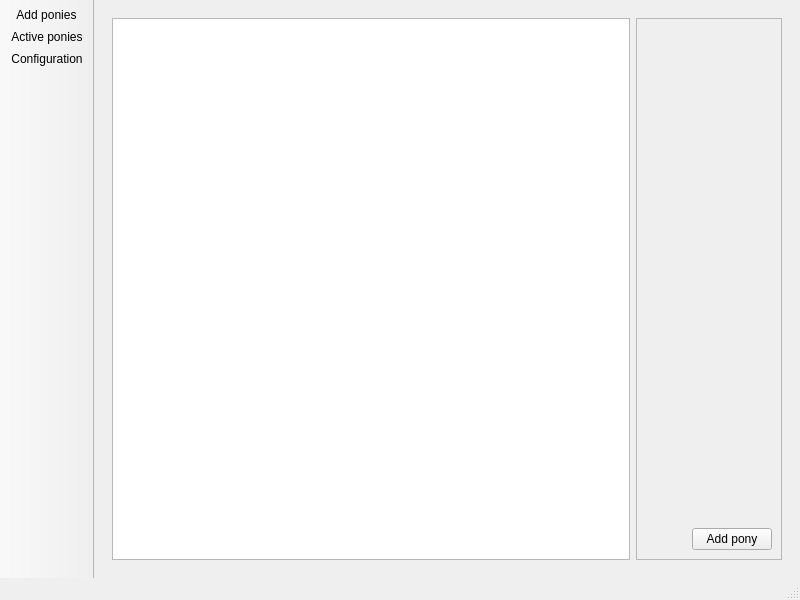
The window that configwindow.ui (myszha/qt-ponies) describes before a commit, drawn with Qt 5.
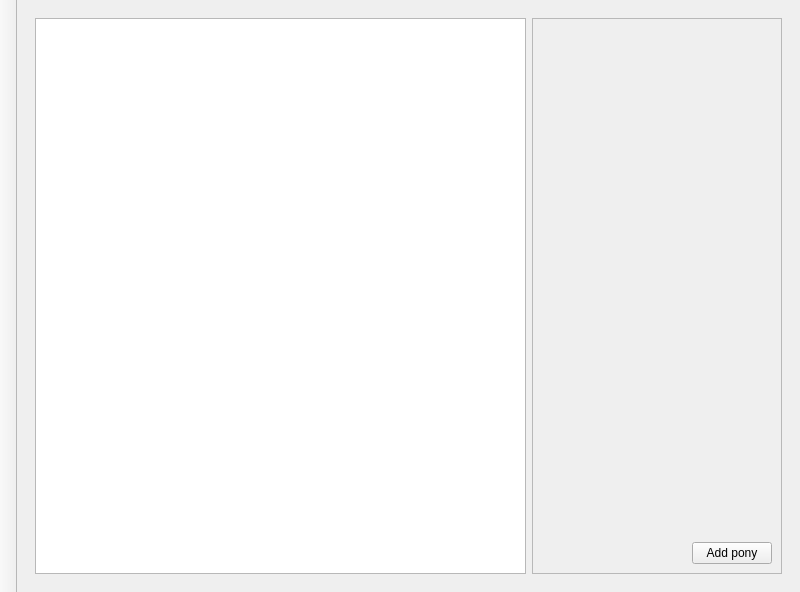
The same window after the commit.

Commit message:
Added configuration saving/loading.
- Fixed reading of wrong sized behaviors.
- Modified behavior speed to support fractional speeds.
- Configuration window can now be hidden/shown  by doubleclicking on trary icon.
- Added styling of configuration window.
- Beautified toolbar in configuration window.
- Added support for mouseover behaviors.
- Fixed bug with segfault when ponies had no speech lines.

The edit to the form file:
```diff
--- a/configwindow.ui
+++ b/configwindow.ui
@@ -7,7 +7,7 @@
     <x>0</x>
     <y>0</y>
     <width>800</width>
-    <height>600</height>
+    <height>592</height>
    </rect>
   </property>
   <property name="windowTitle">
@@ -37,6 +37,12 @@
         </item>
         <item row="0" column="1" rowspan="3" colspan="3">
          <widget class="QFrame" name="frame">
+          <property name="minimumSize">
+           <size>
+            <width>250</width>
+            <height>0</height>
+           </size>
+          </property>
           <property name="frameShape">
            <enum>QFrame::StyledPanel</enum>
           </property>
@@ -88,7 +94,7 @@
              <property name="sizeHint" stdset="0">
               <size>
                <width>20</width>
-               <height>20</height>
+               <height>80</height>
               </size>
              </property>
             </spacer>
@@ -116,7 +122,7 @@
               <enum>Qt::Vertical</enum>
              </property>
              <property name="sizeType">
-              <enum>QSizePolicy::Expanding</enum>
+              <enum>QSizePolicy::Fixed</enum>
              </property>
              <property name="sizeHint" stdset="0">
               <size>
@@ -164,18 +170,13 @@
     </item>
    </layout>
   </widget>
-  <widget class="QMenuBar" name="menubar">
-   <property name="geometry">
-    <rect>
-     <x>0</x>
-     <y>0</y>
-     <width>800</width>
-     <height>24</height>
-    </rect>
-   </property>
-  </widget>
-  <widget class="QStatusBar" name="statusbar"/>
   <widget class="QToolBar" name="toolBar">
+   <property name="sizePolicy">
+    <sizepolicy hsizetype="Fixed" vsizetype="Preferred">
+     <horstretch>0</horstretch>
+     <verstretch>0</verstretch>
+    </sizepolicy>
+   </property>
    <property name="windowTitle">
     <string>toolBar</string>
    </property>
@@ -194,28 +195,7 @@
    <attribute name="toolBarBreak">
     <bool>false</bool>
    </attribute>
-   <addaction name="actionAdd_ponies"/>
-   <addaction name="actionActive_ponies"/>
-   <addaction name="actionConfiguration"/>
   </widget>
-  <action name="actionAdd_ponies">
-   <property name="text">
-    <string>Add ponies</string>
-   </property>
-   <property name="toolTip">
-    <string>Add ponies</string>
-   </property>
-  </action>
-  <action name="actionActive_ponies">
-   <property name="text">
-    <string>Active ponies</string>
-   </property>
-  </action>
-  <action name="actionConfiguration">
-   <property name="text">
-    <string>Configuration</string>
-   </property>
-  </action>
  </widget>
  <resources/>
  <connections/>
```
Left out of the diff: 5 changed lines with no effect on the pictures. The commit also changes 11 other files.
